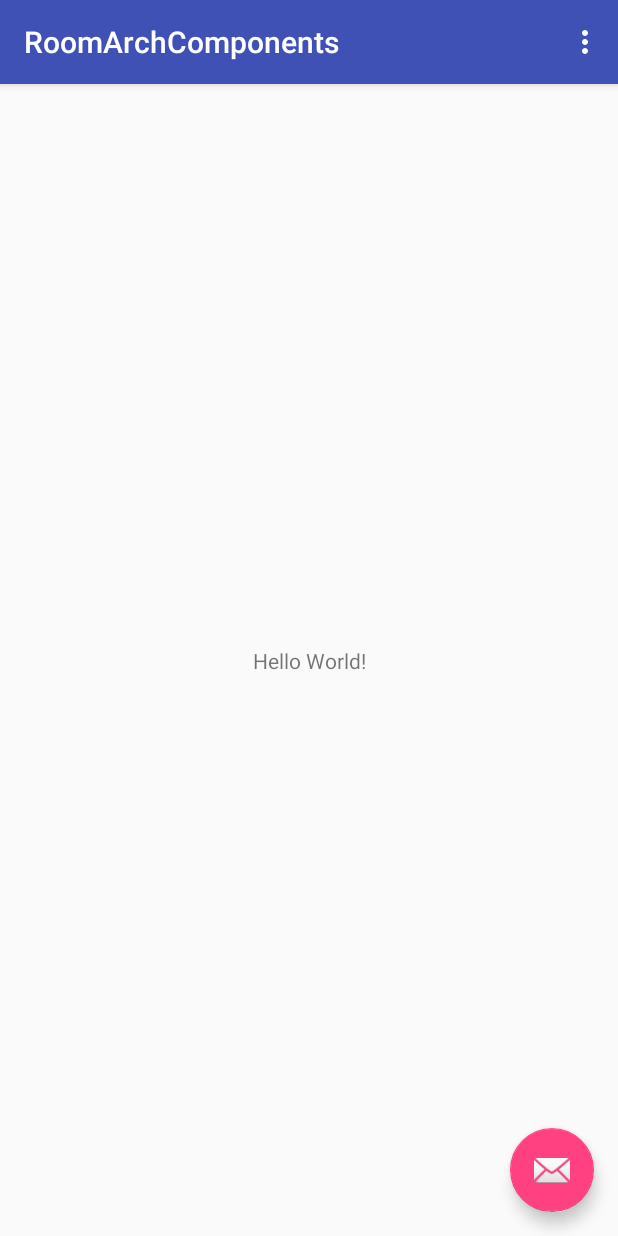
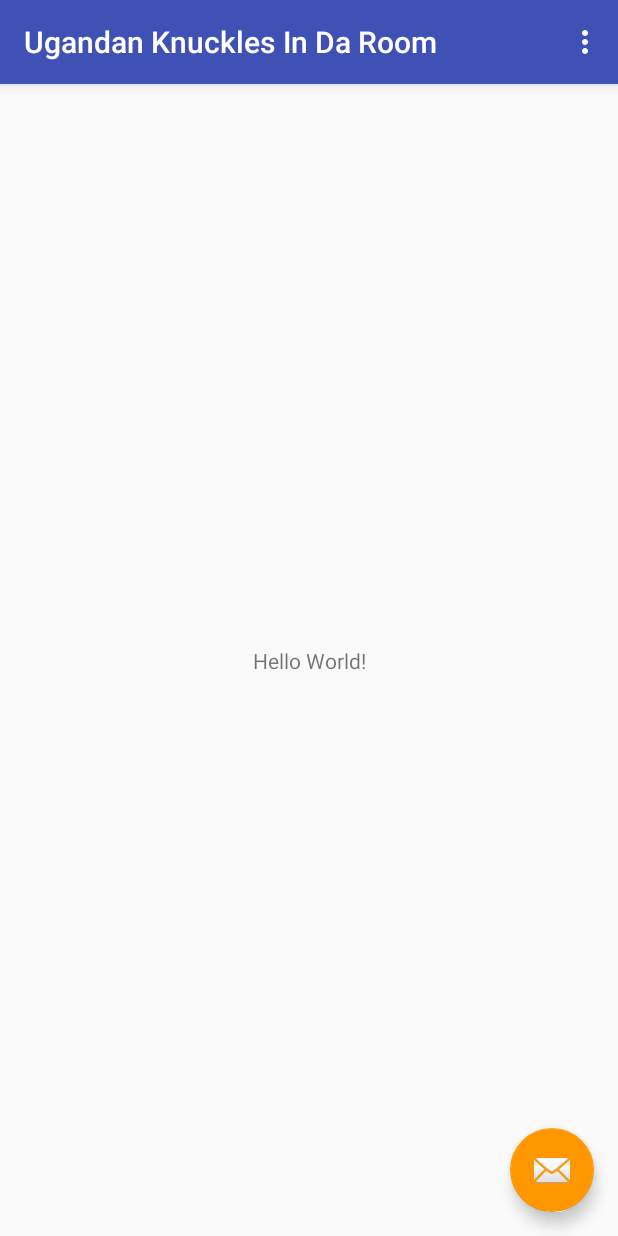
Before and after one commit to FlatstackSchool/android-examples, an Android app: the screen it shows after launch (MainActivity), on a phone screen of 412 x 824 dp. Run offline under Robolectric (Android 15) with nearby library versions, the phone set to English and light mode, and no system bars.

Commit message:
style change

```diff
--- a/RoomArchComponents/app/src/main/res/values/colors.xml
+++ b/RoomArchComponents/app/src/main/res/values/colors.xml
@@ -2,5 +2,5 @@
 <resources>
     <color name="colorPrimary">#3F51B5</color>
     <color name="colorPrimaryDark">#303F9F</color>
-    <color name="colorAccent">#FF4081</color>
+    <color name="colorAccent">#FF9800</color>
 </resources>
--- a/RoomArchComponents/app/src/main/res/values/strings.xml
+++ b/RoomArchComponents/app/src/main/res/values/strings.xml
@@ -1,4 +1,4 @@
 <resources>
-    <string name="app_name">RoomArchComponents</string>
+    <string name="app_name">Ugandan Knuckles In Da Room</string>
     <string name="action_settings">Settings</string>
 </resources>
```
